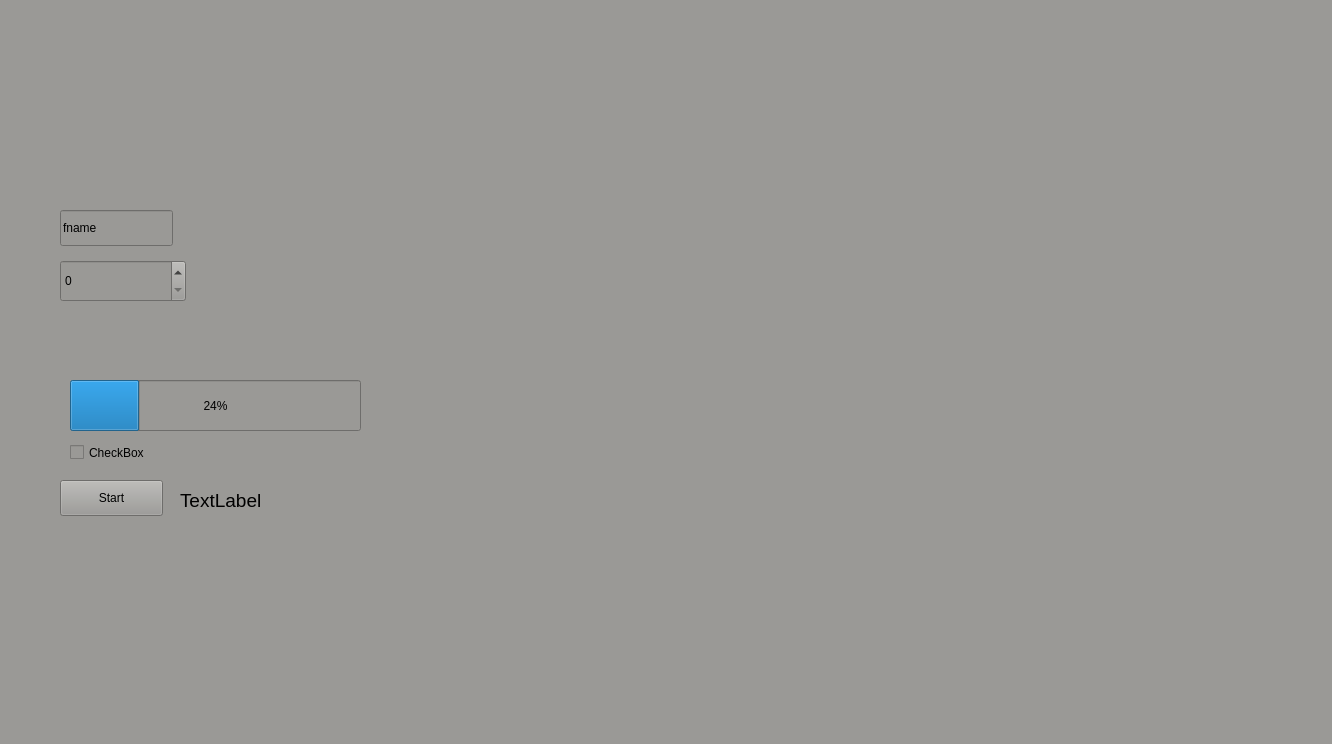
This is python/app/g2panel.ui in slsdetectorgroup/reuss as Qt 5 draws it before an edit. The edited form follows.
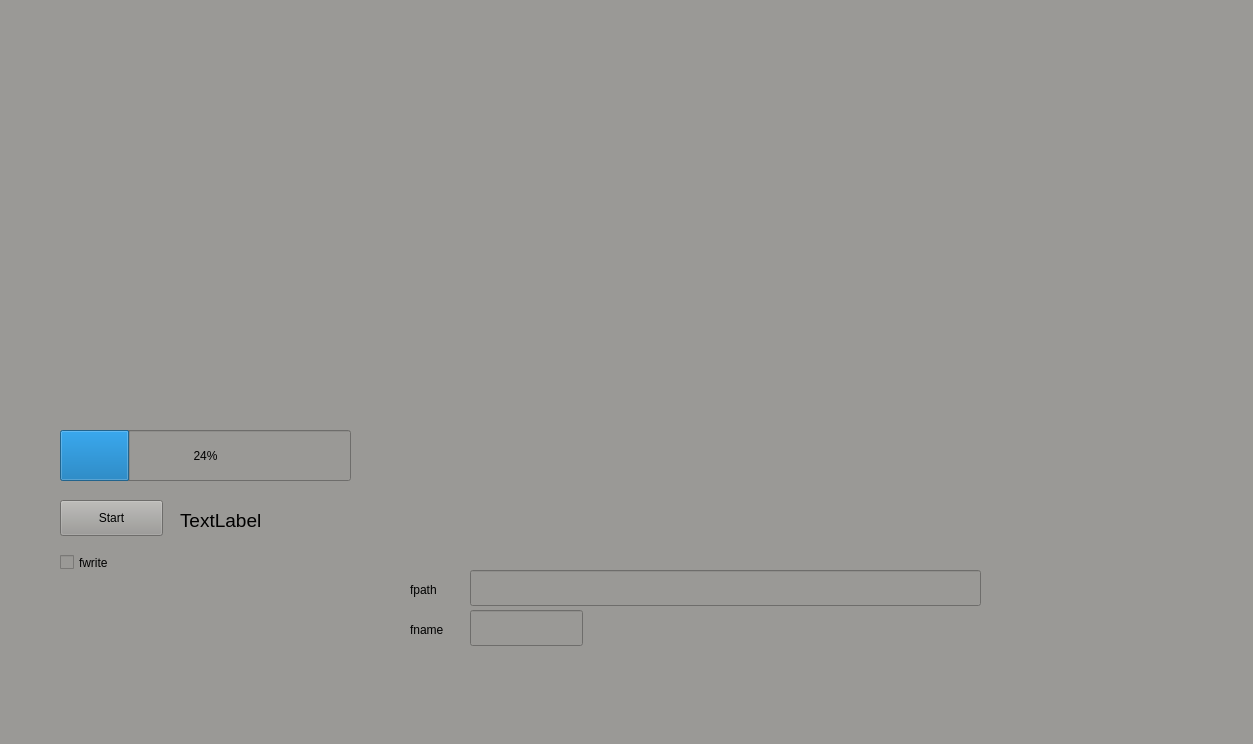
This is the edited form. Custom widgets are drawn as their Qt base class.

The edit to the form file:
```diff
--- a/python/app/g2panel.ui
+++ b/python/app/g2panel.ui
@@ -6,12 +6,15 @@
    <rect>
     <x>0</x>
     <y>0</y>
-    <width>1332</width>
+    <width>1253</width>
     <height>744</height>
    </rect>
   </property>
   <property name="windowTitle">
-   <string>Detector Controls</string>
+   <string>Gotthard2 Panel [experimental]</string>
+  </property>
+  <property name="layoutDirection">
+   <enum>Qt::LeftToRight</enum>
   </property>
   <property name="autoFillBackground">
    <bool>false</bool>
@@ -34,7 +37,7 @@
     <property name="geometry">
      <rect>
       <x>60</x>
-      <y>480</y>
+      <y>500</y>
       <width>103</width>
       <height>36</height>
      </rect>
@@ -43,24 +46,11 @@
      <string>Start</string>
     </property>
    </widget>
-   <widget class="QSpinBox" name="spinBoxFrames">
-    <property name="geometry">
-     <rect>
-      <x>60</x>
-      <y>260</y>
-      <width>126</width>
-      <height>42</height>
-     </rect>
-    </property>
-    <property name="maximum">
-     <number>999999999</number>
-    </property>
-   </widget>
    <widget class="QProgressBar" name="progressBar">
     <property name="geometry">
      <rect>
-      <x>70</x>
-      <y>380</y>
+      <x>60</x>
+      <y>430</y>
       <width>291</width>
       <height>51</height>
      </rect>
@@ -72,34 +62,37 @@
    <widget class="QCheckBox" name="checkBox">
     <property name="geometry">
      <rect>
-      <x>70</x>
-      <y>440</y>
-      <width>97</width>
+      <x>60</x>
+      <y>550</y>
+      <width>91</width>
       <height>25</height>
      </rect>
     </property>
+    <property name="layoutDirection">
+     <enum>Qt::LeftToRight</enum>
+    </property>
     <property name="text">
-     <string>CheckBox</string>
+     <string>fwrite</string>
     </property>
    </widget>
    <widget class="QLineEdit" name="lineEdit">
     <property name="geometry">
      <rect>
-      <x>60</x>
-      <y>210</y>
+      <x>470</x>
+      <y>610</y>
       <width>113</width>
       <height>36</height>
      </rect>
     </property>
     <property name="text">
-     <string>fname</string>
+     <string/>
     </property>
    </widget>
    <widget class="QLabel" name="statusLabel">
     <property name="geometry">
      <rect>
       <x>180</x>
-      <y>480</y>
+      <y>500</y>
       <width>101</width>
       <height>41</height>
      </rect>
@@ -113,6 +106,45 @@
      <string>TextLabel</string>
     </property>
    </widget>
+   <widget class="QLineEdit" name="pathLineEdit">
+    <property name="geometry">
+     <rect>
+      <x>470</x>
+      <y>570</y>
+      <width>511</width>
+      <height>36</height>
+     </rect>
+    </property>
+    <property name="text">
+     <string/>
+    </property>
+   </widget>
+   <widget class="QLabel" name="label">
+    <property name="geometry">
+     <rect>
+      <x>410</x>
+      <y>580</y>
+      <width>41</width>
+      <height>19</height>
+     </rect>
+    </property>
+    <property name="text">
+     <string>fpath</string>
+    </property>
+   </widget>
+   <widget class="QLabel" name="label_2">
+    <property name="geometry">
+     <rect>
+      <x>410</x>
+      <y>620</y>
+      <width>41</width>
+      <height>19</height>
+     </rect>
+    </property>
+    <property name="text">
+     <string>fname</string>
+    </property>
+   </widget>
   </widget>
   <widget class="QMenuBar" name="menubar">
    <property name="geometry">
```
Left out of the diff: 6 changed lines with no effect on the pictures.
